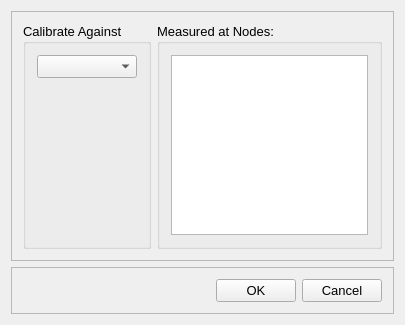
Above: src/ui/EPANET/frmCalibrationReportOptionsDesigner.ui from USEPA/SWMM-EPANET_User_Interface before the change. Below: the same form after it.
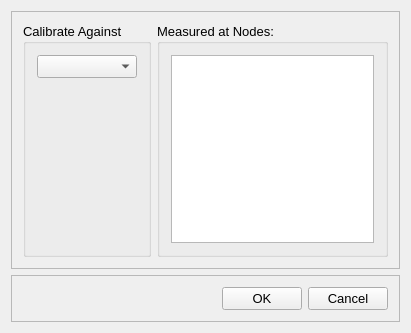
That is the form after the change.

```diff
--- a/src/ui/EPANET/frmCalibrationReportOptionsDesigner.ui
+++ b/src/ui/EPANET/frmCalibrationReportOptionsDesigner.ui
@@ -6,8 +6,8 @@
    <rect>
     <x>0</x>
     <y>0</y>
-    <width>405</width>
-    <height>325</height>
+    <width>411</width>
+    <height>333</height>
    </rect>
   </property>
   <property name="font">
```
